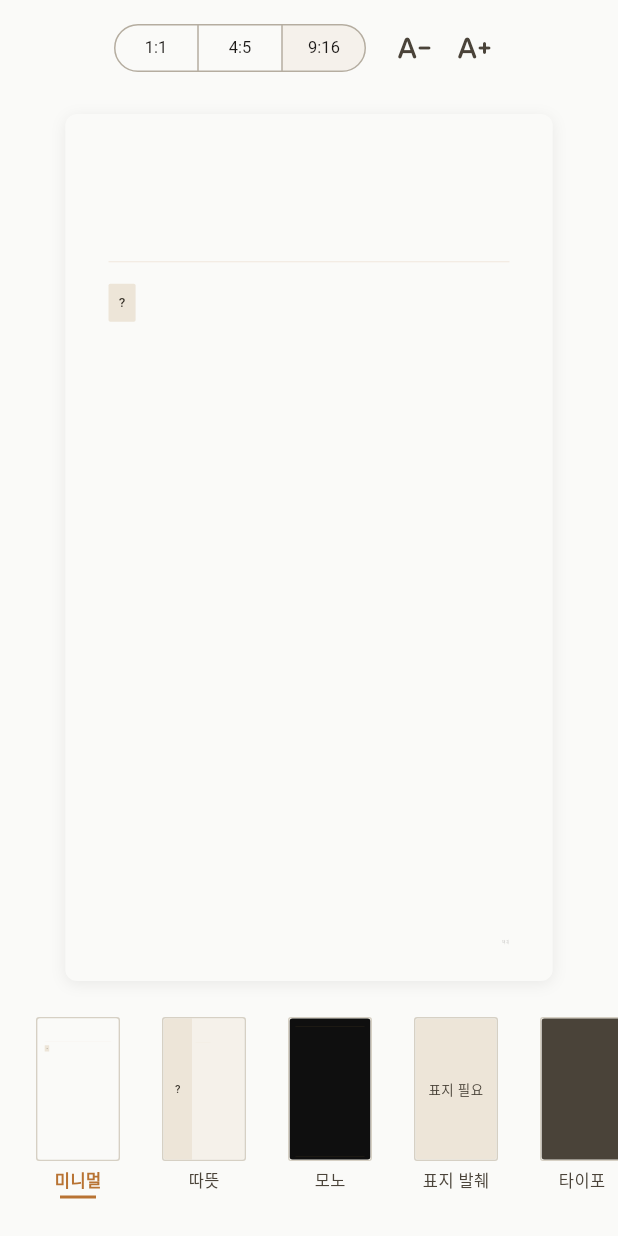
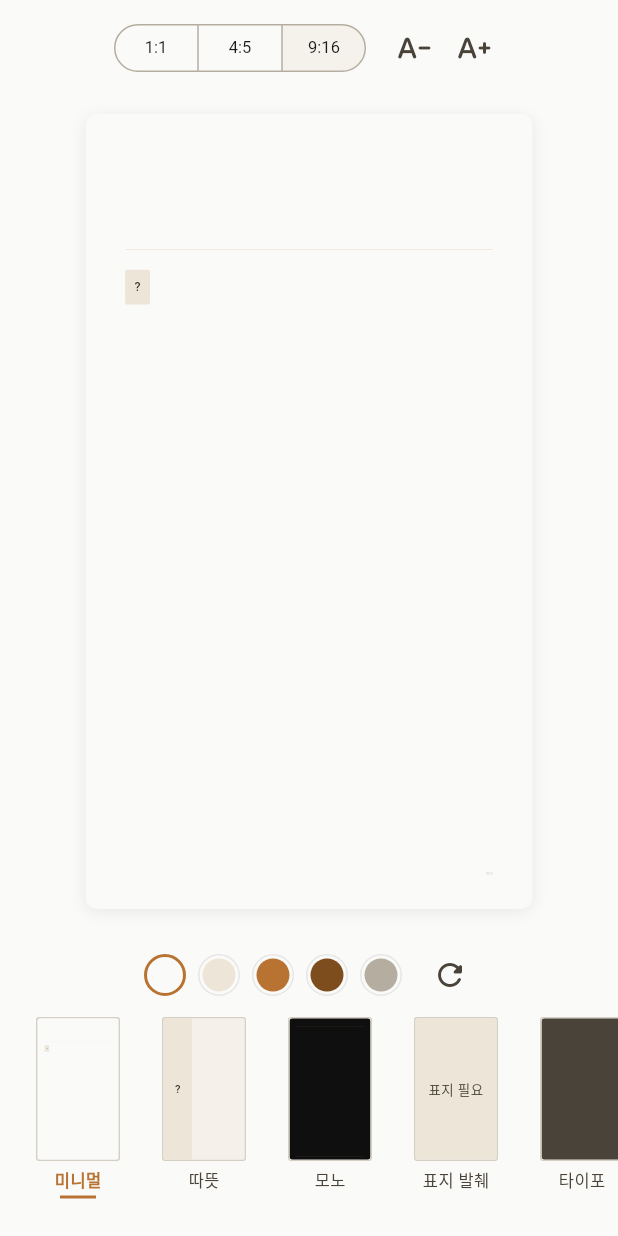
Before and after one commit to tgparkk/bookquote, a Flutter app: the _Editor widget shown alone on an empty page, opened directly with empty values, on a phone screen of 412 x 824 dp. Run offline on Flutter 3.47's test engine with Material 3 defaults, Android fonts, the phone set to English and light mode, and no system bars; our stand-ins replace app_links, cached_network_image, flutter_riverpod, freezed_annotation, go_router, package_info_plus and 4 more; accounts and stored records are empty; Roboto replaces fonts that are missing (NotoSerifKR, Pretendard).

Commit message:
feat(card-editor): 표지 5스와치 색 적용 + "다른 느낌 ↻" (Stage 3 PR12-C)
`screens/card-editor.md §4`의 "표지 5스와치 = 색 변경 UI의 전부" + "다른 느낌
↻ = 다음 템플릿 순환" 명세 구현. 사용자가 표지 추출 5색 중 하나를 dominant
슬롯으로 적용해 카드 색감을 빠르게 바꿀 수 있다.

- CardEditorState.paletteSlotIndex (int 0~4) — 0=원본, 1~4=secondary/vibrant/
  darkVibrant/muted. design jsonb에 영속화. setPaletteSlot은 _pushUndo 대상.
- color_utils.applyPaletteSlot(palette, idx) — dominant 자리에 slot 색 교체 +
  getTextColorForBackground로 textOnBackground 재계산. subtext는 원본 유지
  (카드 위젯이 ensureContrast로 자체 보정).
- card_editor_screen에 _PaletteRow 신규 — 카드 미리보기와 템플릿 스트립 사이.
  28×28 원형 스와치 5개(선택 시 accent500 ring) + ↻ IconButton(기존
  cycleTemplate 명시 노출). Semantics 라벨 부착.
- _PreviewBox(+quick_share_screen)에 paletteSlotIndex 전달 → applyPaletteSlot
  으로 효과 적용. PNG export(card_renderer)도 사용자 선택 색감으로 캡처.

127/127 통과. 실기기 검증 OK.

Co-Authored-By: Claude Opus 4.7 (1M context) <noreply@anthropic.com>

```diff
--- a/lib/features/card_editor/card_editor_screen.dart
+++ b/lib/features/card_editor/card_editor_screen.dart
@@ -18,6 +18,7 @@ import 'package:go_router/go_router.dart';
 import '../../core/theme/tokens.dart';
 import 'data/card_renderer.dart';
 import 'data/card_repository.dart';
+import 'data/color_utils.dart';
 import 'domain/card_template.dart';
 import 'domain/quote_card_data.dart';
 import 'presentation/widgets/quote_card.dart';
@@ -312,10 +313,22 @@ class _Editor extends ConsumerWidget {
                 ratio: state.ratio,
                 watermarkEnabled: state.watermarkEnabled,
                 fontStep: state.fontStep,
+                paletteSlotIndex: state.paletteSlotIndex,
               ),
             ),
           ),
         ),
+        _PaletteRow(
+          template: template,
+          data: data,
+          selectedIndex: state.paletteSlotIndex,
+          onSelect: controller.setPaletteSlot,
+          onCycle: () => controller.cycleTemplate(
+            charCount: data.charCount,
+            hasCover: data.hasCover,
+          ),
+        ),
+        const SizedBox(height: AppSpacing.s2),
         _TemplateStrip(
           selected: template,
           data: data,
@@ -352,6 +365,112 @@ class _RatioSegment extends StatelessWidget {
       selected: <CardRatio>{value},
       onSelectionChanged: (s) => onChanged(s.first),
       showSelectedIcon: false,
+    );
+  }
+}
+
+/// 표지에서 추출한 5색 thumbnail + "다른 느낌 ↻" 버튼. PR12-C.
+/// 카드 미리보기와 템플릿 스트립 사이에 노출.
+class _PaletteRow extends ConsumerWidget {
+  const _PaletteRow({
+    required this.template,
+    required this.data,
+    required this.selectedIndex,
+    required this.onSelect,
+    required this.onCycle,
+  });
+
+  final CardTemplate template;
+  final QuoteCardData data;
+  final int selectedIndex;
+  final ValueChanged<int> onSelect;
+  final VoidCallback onCycle;
+
+  @override
+  Widget build(BuildContext context, WidgetRef ref) {
+    final paletteAsync = ref.watch(extractedPaletteProvider((
+      coverUrl: data.coverUrl,
+      templateId: template.id,
+    )));
+    final palette = paletteAsync.value ?? QuoteCard.fallbackFor(template);
+    final colors = <Color>[
+      palette.dominant,
+      palette.secondary,
+      palette.vibrant,
+      palette.darkVibrant,
+      palette.muted,
+    ];
+    return Padding(
+      padding: const EdgeInsets.symmetric(horizontal: AppSpacing.s4),
+      child: Row(
+        mainAxisAlignment: MainAxisAlignment.center,
+        children: <Widget>[
+          for (var i = 0; i < colors.length; i++)
+            Padding(
+              padding: const EdgeInsets.symmetric(horizontal: 4),
+              child: _Swatch(
+                color: colors[i],
+                selected: i == selectedIndex,
+                onTap: () => onSelect(i),
+                index: i,
+              ),
+            ),
+          const SizedBox(width: AppSpacing.s2),
+          IconButton(
+            tooltip: '다른 느낌 — 다음 템플릿',
+            onPressed: onCycle,
+            icon: const Icon(
+              Icons.refresh_rounded,
+              color: AppColors.primary600,
+            ),
+            visualDensity: VisualDensity.compact,
+          ),
+        ],
+      ),
+    );
+  }
+}
+
+class _Swatch extends StatelessWidget {
+  const _Swatch({
+    required this.color,
+    required this.selected,
+    required this.onTap,
+    required this.index,
+  });
+
+  final Color color;
+  final bool selected;
+  final VoidCallback onTap;
+  final int index;
+
+  @override
+  Widget build(BuildContext context) {
+    return Semantics(
+      label: '표지에서 추출한 색 ${index + 1}${selected ? ", 선택됨" : ""}',
+      button: true,
+      child: GestureDetector(
+        onTap: onTap,
+        behavior: HitTestBehavior.opaque,
+        child: Container(
+          width: 28,
+          height: 28,
+          padding: const EdgeInsets.all(2),
+          decoration: BoxDecoration(
+            shape: BoxShape.circle,
+            border: Border.all(
+              color: selected ? AppColors.accent500 : const Color(0x14000000),
+              width: selected ? 2 : 1,
+            ),
+          ),
+          child: Container(
+            decoration: BoxDecoration(
+              color: color,
+              shape: BoxShape.circle,
+            ),
+          ),
+        ),
+      ),
     );
   }
 }
@@ -410,6 +529,7 @@ class _PreviewBox extends ConsumerWidget {
     required this.ratio,
     required this.watermarkEnabled,
     required this.fontStep,
+    required this.paletteSlotIndex,
   });
 
   final GlobalKey captureKey;
@@ -418,6 +538,7 @@ class _PreviewBox extends ConsumerWidget {
   final CardRatio ratio;
   final bool watermarkEnabled;
   final int fontStep;
+  final int paletteSlotIndex;
 
   @override
   Widget build(BuildContext context, WidgetRef ref) {
@@ -425,7 +546,8 @@ class _PreviewBox extends ConsumerWidget {
       coverUrl: data.coverUrl,
       templateId: template.id,
     )));
-    final palette = paletteAsync.value ?? QuoteCard.fallbackFor(template);
+    final rawPalette = paletteAsync.value ?? QuoteCard.fallbackFor(template);
+    final palette = applyPaletteSlot(rawPalette, paletteSlotIndex);
     return DecoratedBox(
       decoration: BoxDecoration(
         borderRadius: BorderRadius.circular(AppRadius.md),
@@ -445,7 +567,7 @@ class _PreviewBox extends ConsumerWidget {
                 duration: const Duration(milliseconds: 200),
                 child: QuoteCard(
                   key: ValueKey<String>(
-                    '${template.id}-${data.coverUrl ?? ""}-$watermarkEnabled-$fontStep',
+                    '${template.id}-${data.coverUrl ?? ""}-$watermarkEnabled-$fontStep-$paletteSlotIndex',
                   ),
                   template: template,
                   data: data,
--- a/lib/features/card_editor/data/color_utils.dart
+++ b/lib/features/card_editor/data/color_utils.dart
@@ -7,6 +7,33 @@ import '../../../core/theme/tokens.dart';
 // ─────────────────────────────────────────────
 // 배경 조정 — 추출 팔레트의 dominant/muted를 템플릿 배경에 쓸 수 있는 톤으로 정렬
 // ─────────────────────────────────────────────
+
+/// 5스와치 중 하나를 dominant 슬롯으로 적용 (PR12-C). slotIndex 0이면 원본 그대로.
+/// 0=dominant·1=secondary·2=vibrant·3=darkVibrant·4=muted. 새 dominant에 맞춰
+/// `textOnBackground`는 `getTextColorForBackground`로 재계산(subtext는 원본 유지 —
+/// 보조 텍스트는 카드 위젯이 `ensureContrast`로 자체 보정).
+ExtractedPalette applyPaletteSlot(ExtractedPalette palette, int slotIndex) {
+  if (slotIndex <= 0) return palette;
+  const count = 5;
+  final i = slotIndex.clamp(0, count - 1);
+  final colors = <Color>[
+    palette.dominant,
+    palette.secondary,
+    palette.vibrant,
+    palette.darkVibrant,
+    palette.muted,
+  ];
+  final newDominant = colors[i];
+  return ExtractedPalette(
+    dominant: newDominant,
+    secondary: palette.secondary,
+    vibrant: palette.vibrant,
+    darkVibrant: palette.darkVibrant,
+    muted: palette.muted,
+    textOnBackground: getTextColorForBackground(newDominant),
+    subtextOnBackground: palette.subtextOnBackground,
+  );
+}
 
 /// T2 따뜻 배경용: dominant 색을 HSL L 0.94로 밝혀 카드 배경 종이톤으로 변환.
 /// 채도 S<0.10이면 토큰 폴백(secondary400) 사용.
--- a/lib/features/card_editor/quick_share_screen.dart
+++ b/lib/features/card_editor/quick_share_screen.dart
@@ -14,6 +14,7 @@ import 'package:go_router/go_router.dart';
 import '../../core/theme/tokens.dart';
 import 'data/card_renderer.dart';
 import 'data/card_repository.dart';
+import 'data/color_utils.dart';
 import 'domain/card_template.dart';
 import 'domain/quote_card_data.dart';
 import 'presentation/widgets/quote_card.dart';
@@ -205,6 +206,7 @@ class _QuickShareScreenState extends ConsumerState<QuickShareScreen> {
                 ratio: state.ratio,
                 watermarkEnabled: state.watermarkEnabled,
                 fontStep: state.fontStep,
+                paletteSlotIndex: state.paletteSlotIndex,
               ),
             ),
           ),
@@ -253,6 +255,7 @@ class _PreviewBox extends ConsumerWidget {
     required this.ratio,
     required this.watermarkEnabled,
     required this.fontStep,
+    required this.paletteSlotIndex,
   });
 
   final GlobalKey captureKey;
@@ -261,6 +264,7 @@ class _PreviewBox extends ConsumerWidget {
   final CardRatio ratio;
   final bool watermarkEnabled;
   final int fontStep;
+  final int paletteSlotIndex;
 
   @override
   Widget build(BuildContext context, WidgetRef ref) {
@@ -268,7 +272,8 @@ class _PreviewBox extends ConsumerWidget {
       coverUrl: data.coverUrl,
       templateId: template.id,
     )));
-    final palette = paletteAsync.value ?? QuoteCard.fallbackFor(template);
+    final rawPalette = paletteAsync.value ?? QuoteCard.fallbackFor(template);
+    final palette = applyPaletteSlot(rawPalette, paletteSlotIndex);
     return DecoratedBox(
       decoration: BoxDecoration(
         borderRadius: BorderRadius.circular(AppRadius.md),
--- a/lib/features/card_editor/state/card_editor_controller.dart
+++ b/lib/features/card_editor/state/card_editor_controller.dart
@@ -27,6 +27,7 @@ class CardEditorState {
     required this.ratio,
     required this.watermarkEnabled,
     this.fontStep = 0,
+    this.paletteSlotIndex = 0,
     this.undoDepth = 0,
   });
 
@@ -39,6 +40,10 @@ class CardEditorState {
   /// [A−]/[A+]로 조정 가능. `templates/*.md §4 텍스트 ±` 명세.
   final int fontStep;
 
+  /// 표지 5스와치 중 어느 색을 dominant 슬롯으로 쓸지 (0=dominant 기본, 1=secondary,
+  /// 2=vibrant, 3=darkVibrant, 4=muted). PR12-C.
+  final int paletteSlotIndex;
+
   /// 현재 controller `_undoStack`의 깊이를 mirror — UI가 `canUndo`로 ⤺ 버튼 활성을
   /// 결정한다. 영속화 대상 아님(재진입 시 stack 비어 있어 항상 0).
   final int undoDepth;
@@ -48,6 +53,9 @@ class CardEditorState {
   /// fontStep 가감 한계 — 명세 "보간 범위 안 ±2~3 step". V1은 ±3.
   static const int fontStepMin = -3;
   static const int fontStepMax = 3;
+
+  /// paletteSlotIndex 범위 — 0~4(5색).
+  static const int paletteSlotCount = 5;
 
   /// 첫 진입 default — 사용자 인용구를 보기 전. screen이 데이터 도착 후
   /// `applyRecommended`로 갱신.
@@ -62,6 +70,7 @@ class CardEditorState {
     CardRatio? ratio,
     bool? watermarkEnabled,
     int? fontStep,
+    int? paletteSlotIndex,
     int? undoDepth,
   }) =>
       CardEditorState(
@@ -69,6 +78,7 @@ class CardEditorState {
         ratio: ratio ?? this.ratio,
         watermarkEnabled: watermarkEnabled ?? this.watermarkEnabled,
         fontStep: fontStep ?? this.fontStep,
+        paletteSlotIndex: paletteSlotIndex ?? this.paletteSlotIndex,
         undoDepth: undoDepth ?? this.undoDepth,
       );
 
@@ -77,12 +87,14 @@ class CardEditorState {
         'ratio': ratio.name,
         'watermarkEnabled': watermarkEnabled,
         'fontStep': fontStep,
+        'paletteSlotIndex': paletteSlotIndex,
         // undoDepth는 영속화 안 함 — 재진입 시 stack은 비어 있음.
       };
 
   factory CardEditorState.fromJson(Map<String, Object?> json) {
     final ratioName = json['ratio'] as String? ?? CardRatio.story.name;
     final rawStep = (json['fontStep'] as num?)?.toInt() ?? 0;
+    final rawSlot = (json['paletteSlotIndex'] as num?)?.toInt() ?? 0;
     return CardEditorState(
       templateId: json['templateId'] as String? ?? 'minimal',
       ratio: CardRatio.values.firstWhere(
@@ -91,6 +103,7 @@ class CardEditorState {
       ),
       watermarkEnabled: json['watermarkEnabled'] as bool? ?? true,
       fontStep: rawStep.clamp(fontStepMin, fontStepMax),
+      paletteSlotIndex: rawSlot.clamp(0, paletteSlotCount - 1),
     );
   }
 
@@ -102,15 +115,22 @@ class CardEditorState {
           other.ratio == ratio &&
           other.watermarkEnabled == watermarkEnabled &&
           other.fontStep == fontStep &&
+          other.paletteSlotIndex == paletteSlotIndex &&
           other.undoDepth == undoDepth;
 
   @override
-  int get hashCode =>
-      Object.hash(templateId, ratio, watermarkEnabled, fontStep, undoDepth);
+  int get hashCode => Object.hash(
+        templateId,
+        ratio,
+        watermarkEnabled,
+        fontStep,
+        paletteSlotIndex,
+        undoDepth,
+      );
 
   @override
   String toString() =>
-      'CardEditorState($templateId, ${ratio.label}, wm:$watermarkEnabled, step:$fontStep, undo:$undoDepth)';
+      'CardEditorState($templateId, ${ratio.label}, wm:$watermarkEnabled, step:$fontStep, slot:$paletteSlotIndex, undo:$undoDepth)';
 }
 
 class CardEditorController extends Notifier<CardEditorState> {
@@ -185,6 +205,18 @@ class CardEditorController extends Notifier<CardEditorState> {
   /// 한 단계당 ~2px (위젯에서 step×2px 가감).
   void increaseFont() => _setFontStep(state.fontStep + 1);
   void decreaseFont() => _setFontStep(state.fontStep - 1);
+
+  /// 5스와치 중 하나를 dominant 슬롯으로 적용 (PR12-C). 같은 index면 no-op.
+  void setPaletteSlot(int index) {
+    if (index < 0 || index >= CardEditorState.paletteSlotCount) return;
+    if (state.paletteSlotIndex == index) return;
+    _pushUndo(state);
+    state = state.copyWith(
+      paletteSlotIndex: index,
+      undoDepth: _undoStack.length,
+    );
+    _persistDebounced();
+  }
 
   void _setFontStep(int next) {
     final clamped = next.clamp(
```
Also changed, not shown: 1 other file.
